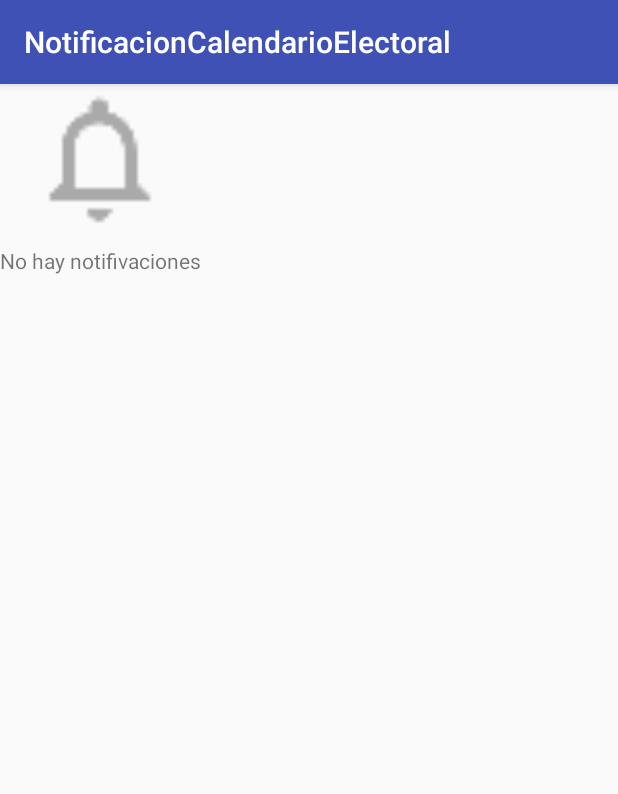
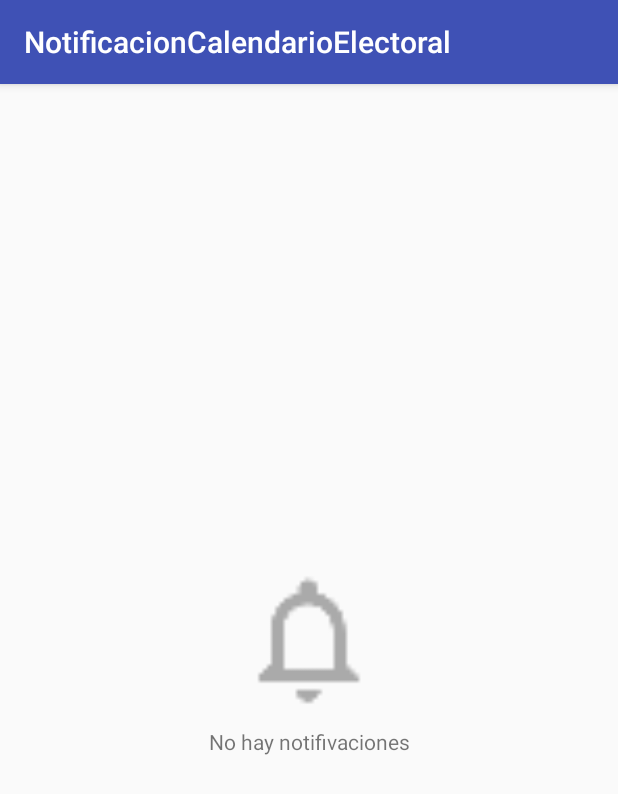
Before and after one commit to JairoCruz/NotificacionCalendarioElectoral, an Android app: the screen it shows after launch once a user with an empty profile is signed in (PushNotificationActivity), on a phone screen of 412 x 824 dp. Shown: the top 794 px of the screen. Run offline under Robolectric (Android 15) with nearby library versions, the phone set to English and light mode, and no system bars; our stand-ins replace Firebase (no records; nobody signed in at launch, a user with empty details on screens opened directly); 1 statement that could not run was skipped.

```diff
--- a/app/src/main/AndroidManifest.xml
+++ b/app/src/main/AndroidManifest.xml
@@ -9,6 +9,10 @@
         android:roundIcon="@mipmap/ic_launcher_round"
         android:supportsRtl="true"
         android:theme="@style/AppTheme">
+        <meta-data
+            android:name="com.google.firebase.messaging.default_notification_icon"
+            android:resource="@drawable/ic_notifications_none_white_24dp" />
+
         <activity android:name=".MainActivity">
             <intent-filter>
                 <action android:name="android.intent.action.MAIN" />
--- a/app/src/main/java/com/tse/notificacioncalendarioelectoral/notification/PushNotificationFragment.java
+++ b/app/src/main/java/com/tse/notificacioncalendarioelectoral/notification/PushNotificationFragment.java
@@ -10,6 +10,7 @@ import android.support.annotation.Nullable;
 import android.support.v4.app.Fragment;
 import android.support.v4.content.LocalBroadcastManager;
 import android.support.v7.widget.RecyclerView;
+import android.util.Log;
 import android.view.LayoutInflater;
 import android.view.View;
 import android.view.ViewGroup;
@@ -53,9 +54,12 @@ public class PushNotificationFragment extends Fragment implements PushNotificati
             // obtener argumentos si los hubiere
         }
 
+        Log.i(PushNotificationFragment.class.getSimpleName(), "OnCreate");
         mNotificationReceiver = new BroadcastReceiver() {
+
             @Override
             public void onReceive(Context context, Intent intent) {
+                Log.e(PushNotificationFragment.class.getSimpleName(), "Data: " + intent.getStringExtra("title"));
                 String title = intent.getStringExtra("title");
                 String descripcion = intent.getStringExtra("description");
                 String expiryDate = intent.getStringExtra("expiry_date");
@@ -82,6 +86,7 @@ public class PushNotificationFragment extends Fragment implements PushNotificati
     public void onResume() {
         super.onResume();
         mPresenter.start();
+        Log.i(PushNotificationFragment.class.getSimpleName(), "OnResume");
 
         LocalBroadcastManager.getInstance(getActivity()).registerReceiver(mNotificationReceiver, new IntentFilter(ACTION_NOTIFY_NEW_PROMO));
     }
@@ -89,10 +94,12 @@ public class PushNotificationFragment extends Fragment implements PushNotificati
     @Override
     public void onPause() {
         super.onPause();
-
+        Log.i(PushNotificationFragment.class.getSimpleName(), "OnPause");
         LocalBroadcastManager.getInstance(getActivity()).unregisterReceiver(mNotificationReceiver);
 
     }
+
+
 
     @Override
     public void setPresenter(PushNotificationContract.Presenter presenter) {
--- a/app/src/main/res/layout/fragment_notification.xml
+++ b/app/src/main/res/layout/fragment_notification.xml
@@ -28,7 +28,15 @@
         android:layout_width="wrap_content"
         android:layout_height="wrap_content"
         android:layout_centerInParent="true"
+        android:layout_marginBottom="16dp"
+        android:layout_marginEnd="16dp"
+        android:layout_marginStart="16dp"
+        android:layout_marginTop="16dp"
         android:orientation="vertical"
+        app:layout_constraintBottom_toBottomOf="parent"
+        app:layout_constraintEnd_toEndOf="parent"
+        app:layout_constraintStart_toStartOf="parent"
+        app:layout_constraintTop_toTopOf="parent"
         tools:visibility="gone">
 
         <ImageView
--- a/app/src/main/res/layout/item_list_notification.xml
+++ b/app/src/main/res/layout/item_list_notification.xml
@@ -10,8 +10,10 @@
     <android.support.v7.widget.CardView
         android:layout_width="0dp"
         android:layout_height="wrap_content"
-        android:layout_marginEnd="16dp"
-        android:layout_marginStart="16dp"
+        android:layout_marginBottom="8dp"
+        android:layout_marginEnd="0dp"
+        android:layout_marginStart="0dp"
+        android:layout_marginTop="8dp"
         android:minHeight="?attr/listPreferredItemHeight"
         app:contentPaddingBottom="8dp"
         app:contentPaddingLeft="8dp"
--- a/build.gradle
+++ b/build.gradle
@@ -7,7 +7,7 @@ buildscript {
         jcenter()
     }
     dependencies {
-        classpath 'com.android.tools.build:gradle:3.0.0-beta2'
+        classpath 'com.android.tools.build:gradle:3.0.0-beta4'
         classpath 'com.google.gms:google-services:3.1.0'
 
 
```
Also changed, not shown: app/src/main/java/com/tse/notificacioncalendarioelectoral/firebasecloudmessage/FCMService.java (+5 -2 lines), gradle/wrapper/gradle-wrapper.properties.
